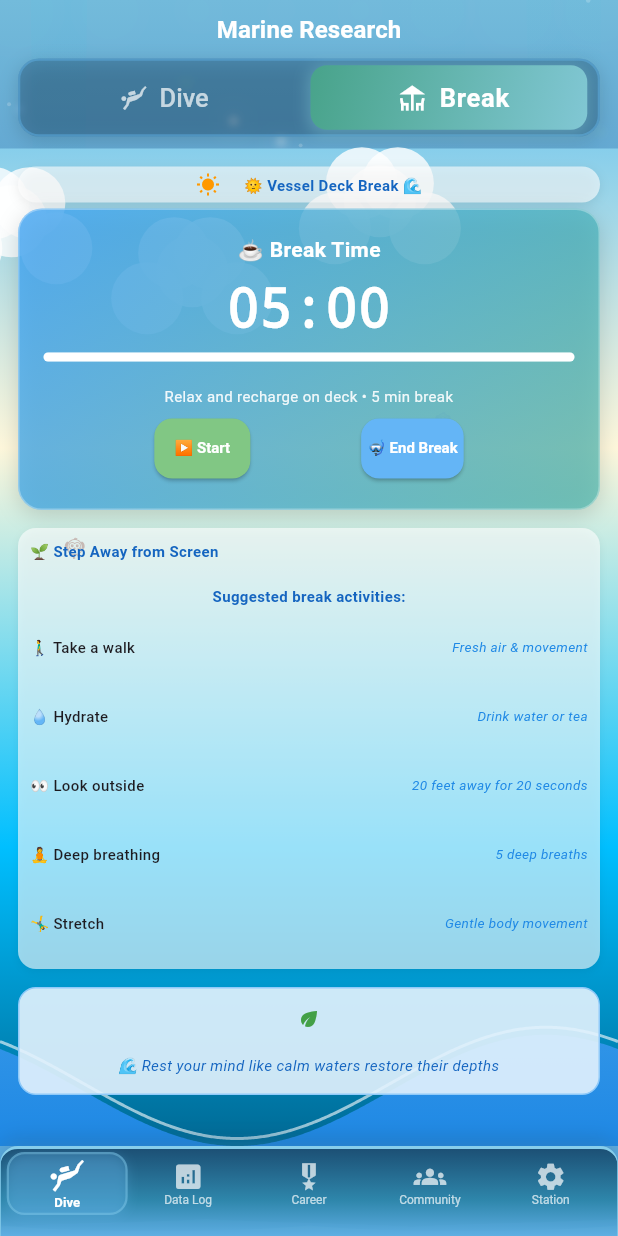
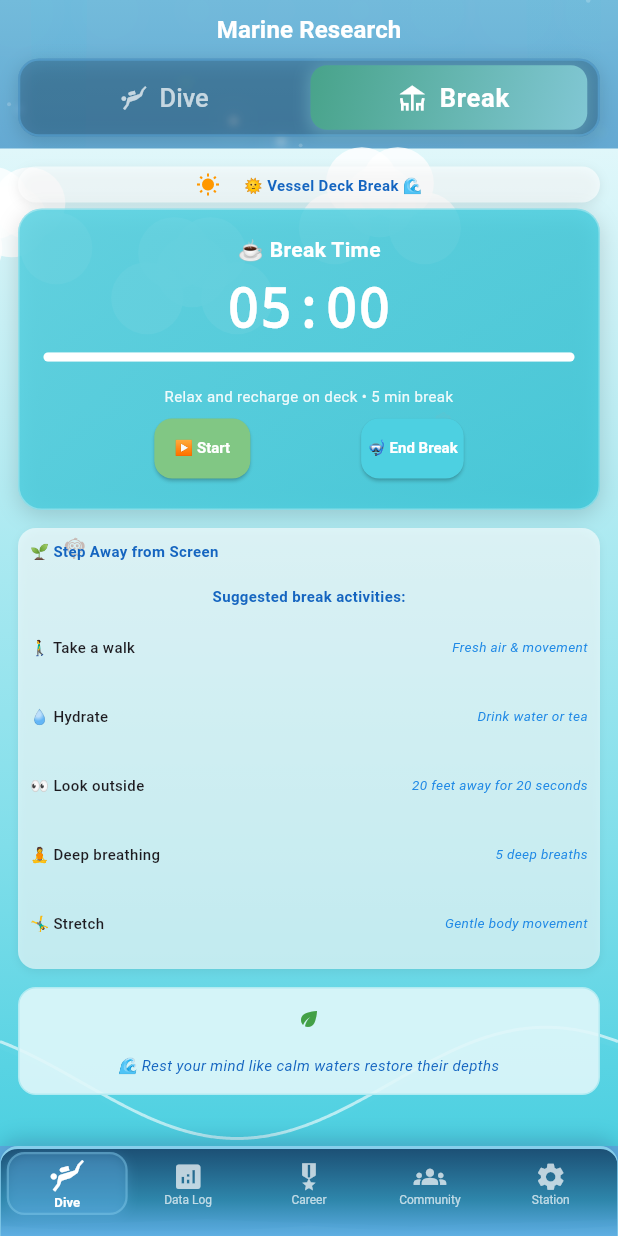
Before and after one commit to DogukanZengin/flow-pulse, a Flutter app: the screen it shows after launch, after a tap on "Break", on a phone screen of 412 x 824 dp. Run offline on Flutter 3.47's test engine with Material 3 defaults, Android fonts, the phone set to English and light mode, and no system bars; our stand-ins replace audioplayers, fl_chart, flutter_local_notifications, flutter_screenutil, shared_preferences, sqflite and 1 more; missing offline and left inert: workmanager; accounts and stored records are empty.

Commit message:
🎨 Break Screen UI: Calming Color Palette Implementation
- Introduced soft pastel aqua/cyan color scheme for break screen
- Refactored all colors to static constants for maintainability
- Applied consistent calming palette across all UI elements:
  • Background gradient: Light cyan to cyan 300
  • Timer container: Cyan 300/400 gradient
  • Wave animations: Softer cyan tones
  • Buttons: Gentle orange/green/cyan colors
- Added implementation roadmap document with task tracking

🤖 Generated with [Claude Code](https://claude.ai/code)

Co-Authored-By: Claude <noreply@anthropic.com>

```diff
--- a/lib/widgets/research_vessel_deck_widget.dart
+++ b/lib/widgets/research_vessel_deck_widget.dart
@@ -7,6 +7,14 @@ import '../utils/responsive_helper.dart';
 /// Research vessel deck environment for break sessions
 /// Provides a bright, restful surface experience with rewards
 class ResearchVesselDeckWidget extends StatefulWidget {
+  // Break screen color palette constants
+  static const Color _pastelAqua = Color(0xFFE0F7FA); // Light cyan (pastel aqua)
+  static const Color _cyan100 = Color(0xFFB2EBF2); // Cyan 100
+  static const Color _cyan200 = Color(0xFF80DEEA); // Cyan 200
+  static const Color _cyan300 = Color(0xFF4DD0E1); // Cyan 300
+  static const Color _cyan400 = Color(0xFF26C6DA); // Cyan 400
+  static const Color _softOrange = Color(0xFFFFB74D); // Soft orange for pause
+  static const Color _softGreen = Color(0xFF81C784); // Soft green for play
   final Aquarium aquarium;
   final int secondsRemaining;
   final int totalBreakSeconds;
@@ -127,12 +135,12 @@ class _ResearchVesselDeckWidgetState extends State<ResearchVesselDeckWidget>
           begin: Alignment.topCenter,
           end: Alignment.bottomCenter,
           colors: [
-            Color(0xFF87CEEB), // Sky blue
-            Color(0xFFFFF8DC), // Cornsilk
-            Color(0xFF00BFFF), // Deep sky blue
-            Color(0xFF006994), // Ocean blue
+            ResearchVesselDeckWidget._pastelAqua,
+            ResearchVesselDeckWidget._cyan100,
+            ResearchVesselDeckWidget._cyan200,
+            ResearchVesselDeckWidget._cyan300,
           ],
-          stops: [0.0, 0.3, 0.7, 1.0],
+          stops: [0.0, 0.35, 0.7, 1.0],
         ),
       ),
       child: Stack(
@@ -312,8 +320,8 @@ class _ResearchVesselDeckWidgetState extends State<ResearchVesselDeckWidget>
       decoration: BoxDecoration(
         gradient: LinearGradient(
           colors: [
-            Colors.blue[400]!.withAlpha(204), // 0.8 opacity
-            Colors.teal[300]!.withAlpha(179), // 0.7 opacity
+            ResearchVesselDeckWidget._cyan300.withAlpha(204), // 0.8 opacity
+            ResearchVesselDeckWidget._cyan400.withAlpha(179), // 0.7 opacity
           ],
           begin: Alignment.topLeft,
           end: Alignment.bottomRight,
@@ -398,13 +406,13 @@ class _ResearchVesselDeckWidgetState extends State<ResearchVesselDeckWidget>
             children: [
               _buildQuickActionButton(
                 widget.isRunning ? '⏸️ Pause' : (widget.secondsRemaining == widget.totalBreakSeconds ? '▶️ Start' : '▶️ Resume'),
-                widget.isRunning ? Colors.orange[300]! : Colors.green[300]!,
+                widget.isRunning ? ResearchVesselDeckWidget._softOrange : ResearchVesselDeckWidget._softGreen,
                 widget.onTap,
                 isSmall: ResponsiveHelper.isMobile(context),
               ),
               _buildQuickActionButton(
                 '🤿 End Break',
-                Colors.blue[300]!,
+                ResearchVesselDeckWidget._cyan300,
                 () => _endBreakEarly(),
                 isSmall: ResponsiveHelper.isMobile(context),
               ),
@@ -530,10 +538,10 @@ class _ResearchVesselDeckWidgetState extends State<ResearchVesselDeckWidget>
       width: double.infinity,
       padding: const EdgeInsets.all(12),
       decoration: BoxDecoration(
-        color: Colors.blue[50]!.withAlpha(230), // 0.9 opacity
+        color: ResearchVesselDeckWidget._pastelAqua.withAlpha(230), // 0.9 opacity
         borderRadius: BorderRadius.circular(12),
         border: Border.all(
-          color: Colors.blue[200]!,
+          color: ResearchVesselDeckWidget._cyan100,
           width: 1,
         ),
       ),
@@ -610,8 +618,8 @@ class WavesPainter extends CustomPainter {
         begin: Alignment.topCenter,
         end: Alignment.bottomCenter,
         colors: [
-          Colors.blue[300]!.withValues(alpha: 0.8),
-          Colors.blue[600]!,
+          ResearchVesselDeckWidget._cyan200.withValues(alpha: 0.8),
+          ResearchVesselDeckWidget._cyan300,
         ],
       ).createShader(Rect.fromLTWH(0, 0, size.width, size.height))
       ..style = PaintingStyle.fill;
```
Also changed, not shown: 1 other file.
